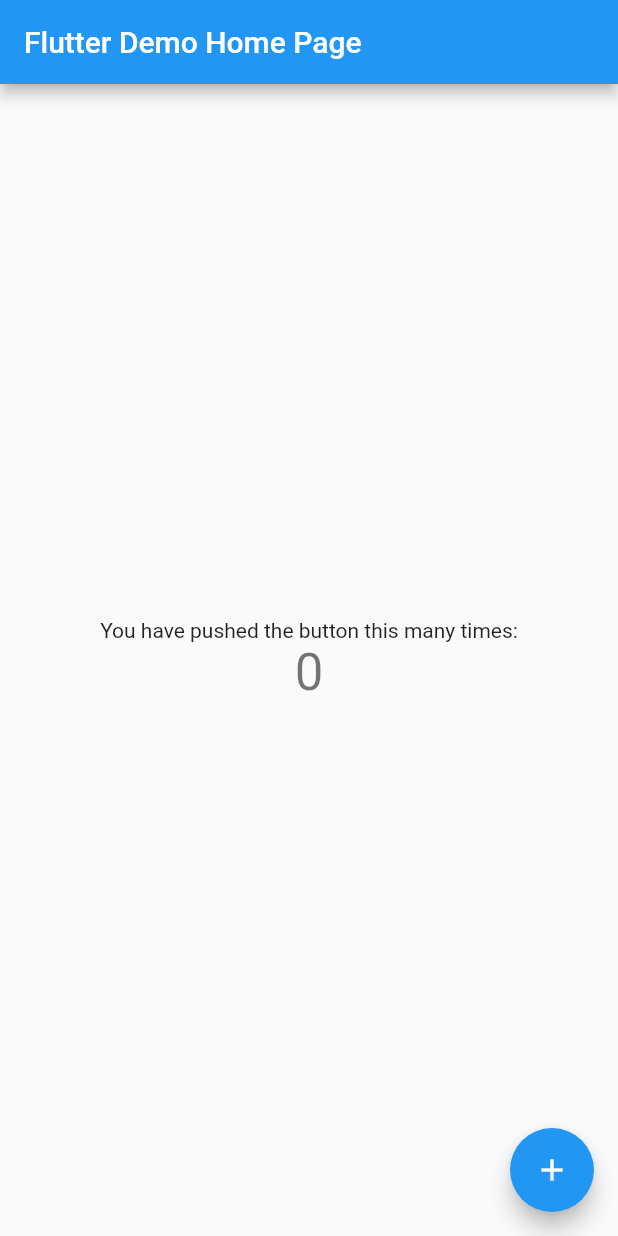
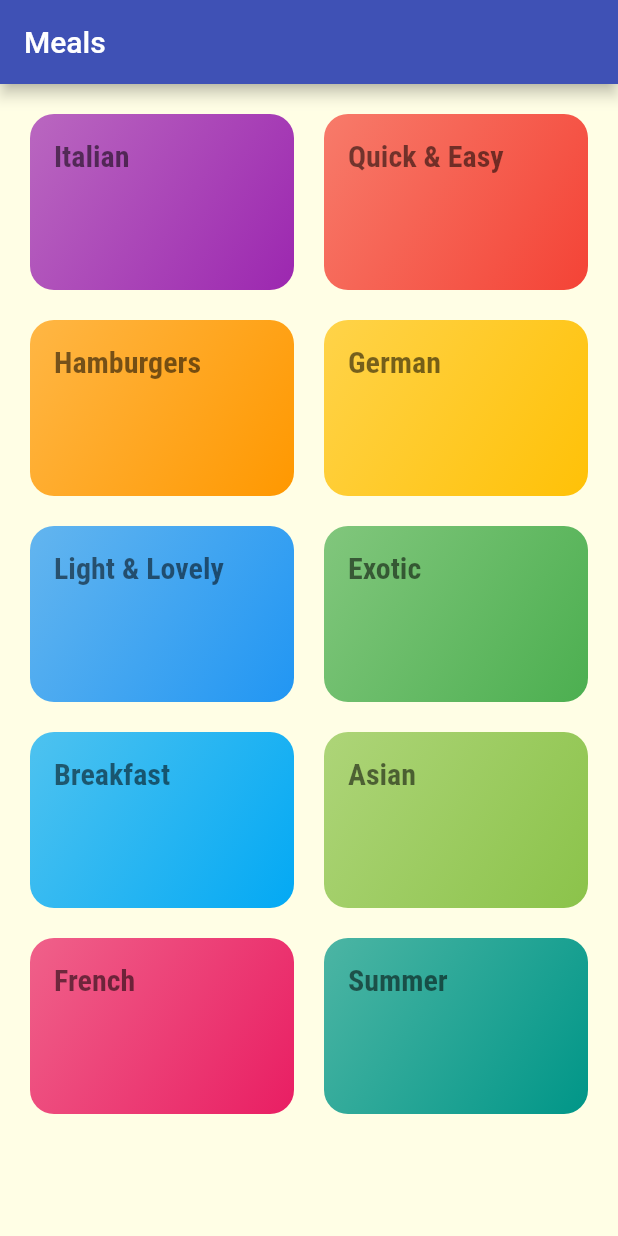
Before and after one commit to huseyintemel/flutter-multiple-screeens, a Flutter app: the screen it shows after launch, on a phone screen of 412 x 824 dp. Run offline on Flutter 3.47's test engine with Material 2 defaults, Android fonts, the light colour scheme and no system bars.

Commit message:
Started new Meals project,added fonts to projects

```diff
--- /dev/null
+++ b/lib/categories_screen.dart
@@ -0,0 +1,27 @@
+import 'package:flutter/material.dart';
+
+import './dummy_data.dart';
+import './category_item.dart';
+
+class CategoriesScreen extends StatelessWidget {
+  @override
+  Widget build(BuildContext context) {
+    return Scaffold(
+      appBar: AppBar(title: const Text('Meals'),),
+      body: GridView(
+        padding: const EdgeInsets.all(20),
+        children: <Widget>[
+          ...dummyCategories
+              .map((category) => CategoryItem(category.title, category.color))
+              .toList()
+        ],
+        gridDelegate: const SliverGridDelegateWithMaxCrossAxisExtent(
+          maxCrossAxisExtent: 200,
+          childAspectRatio: 3 / 2,
+          mainAxisSpacing: 20,
+          crossAxisSpacing: 20,
+        )
+      ),
+    );
+  }
+}
--- /dev/null
+++ b/lib/category_item.dart
@@ -0,0 +1,25 @@
+import 'package:flutter/material.dart';
+import 'package:flutter_multiple_screens/models/category.dart';
+
+class CategoryItem extends StatelessWidget {
+  final String title;
+  final Color color;
+
+  CategoryItem(this.title,this.color);
+
+  @override
+  Widget build(BuildContext context) {
+    return Container(
+      padding : const EdgeInsets.all(16),
+      child: Text(title,style: Theme.of(context).textTheme.headline1,),
+      decoration: BoxDecoration(
+        gradient: LinearGradient(
+          colors: [color.withOpacity(0.7) ,color],
+          begin: Alignment.topLeft,
+          end: Alignment.bottomRight,
+        ),
+        borderRadius: BorderRadius.circular(16),
+      ),
+    );
+  }
+}
--- /dev/null
+++ b/lib/dummy_data.dart
@@ -0,0 +1,56 @@
+import 'package:flutter/material.dart';
+
+import './models/category.dart';
+
+const dummyCategories = [
+  Category(
+    id: 'c1',
+    title: 'Italian',
+    color: Colors.purple,
+  ),
+  Category(
+    id: 'c2',
+    title: 'Quick & Easy',
+    color: Colors.red,
+  ),
+  Category(
+    id: 'c3',
+    title: 'Hamburgers',
+    color: Colors.orange,
+  ),
+  Category(
+    id: 'c4',
+    title: 'German',
+    color: Colors.amber,
+  ),
+  Category(
+    id: 'c5',
+    title: 'Light & Lovely',
+    color: Colors.blue,
+  ),
+  Category(
+    id: 'c6',
+    title: 'Exotic',
+    color: Colors.green,
+  ),
+  Category(
+    id: 'c7',
+    title: 'Breakfast',
+    color: Colors.lightBlue,
+  ),
+  Category(
+    id: 'c8',
+    title: 'Asian',
+    color: Colors.lightGreen,
+  ),
+  Category(
+    id: 'c9',
+    title: 'French',
+    color: Colors.pink,
+  ),
+  Category(
+    id: 'c10',
+    title: 'Summer',
+    color: Colors.teal,
+  ),
+];
--- a/lib/main.dart
+++ b/lib/main.dart
@@ -1,115 +1,31 @@
 import 'package:flutter/material.dart';
+import './categories_screen.dart';
 
-void main() {
-  runApp(const MyApp());
+void main(){
+  runApp(MyApp());
 }
 
 class MyApp extends StatelessWidget {
-  const MyApp({Key? key}) : super(key: key);
-
-  // This widget is the root of your application.
   @override
   Widget build(BuildContext context) {
     return MaterialApp(
-      title: 'Flutter Demo',
+      title: 'DeliMeals',
       theme: ThemeData(
-        // This is the theme of your application.
-        //
-        // Try running your application with "flutter run". You'll see the
-        // application has a blue toolbar. Then, without quitting the app, try
-        // changing the primarySwatch below to Colors.green and then invoke
-        // "hot reload" (press "r" in the console where you ran "flutter run",
-        // or simply save your changes to "hot reload" in a Flutter IDE).
-        // Notice that the counter didn't reset back to zero; the application
-        // is not restarted.
-        primarySwatch: Colors.blue,
+        primarySwatch: Colors.indigo,
+        canvasColor: const Color.fromRGBO(255, 254, 229, 1),
+        fontFamily: 'Raleway',
+        textTheme: ThemeData.light().textTheme.copyWith(
+          headline1: const TextStyle(
+            fontSize: 20,
+            fontFamily: 'RobotoCondensed',
+            fontWeight: FontWeight.bold,
+          ),
+          bodyText1: const TextStyle(
+            color: Color.fromRGBO(20, 51, 51, 1)
+          )
+        ),
       ),
-      home: const MyHomePage(title: 'Flutter Demo Home Page'),
+      home: CategoriesScreen(), // Starting app with different screen
     );
   }
 }
-
-class MyHomePage extends StatefulWidget {
-  const MyHomePage({Key? key, required this.title}) : super(key: key);
-
-  // This widget is the home page of your application. It is stateful, meaning
-  // that it has a State object (defined below) that contains fields that affect
-  // how it looks.
-
-  // This class is the configuration for the state. It holds the values (in this
-  // case the title) provided by the parent (in this case the App widget) and
-  // used by the build method of the State. Fields in a Widget subclass are
-  // always marked "final".
-
-  final String title;
-
-  @override
-  State<MyHomePage> createState() => _MyHomePageState();
-}
-
-class _MyHomePageState extends State<MyHomePage> {
-  int _counter = 0;
-
-  void _incrementCounter() {
-    setState(() {
-      // This call to setState tells the Flutter framework that something has
-      // changed in this State, which causes it to rerun the build method below
-      // so that the display can reflect the updated values. If we changed
-      // _counter without calling setState(), then the build method would not be
-      // called again, and so nothing would appear to happen.
-      _counter++;
-    });
-  }
-
-  @override
-  Widget build(BuildContext context) {
-    // This method is rerun every time setState is called, for instance as done
-    // by the _incrementCounter method above.
-    //
-    // The Flutter framework has been optimized to make rerunning build methods
-    // fast, so that you can just rebuild anything that needs updating rather
-    // than having to individually change instances of widgets.
-    return Scaffold(
-      appBar: AppBar(
-        // Here we take the value from the MyHomePage object that was created by
-        // the App.build method, and use it to set our appbar title.
-        title: Text(widget.title),
-      ),
-      body: Center(
-        // Center is a layout widget. It takes a single child and positions it
-        // in the middle of the parent.
-        child: Column(
-          // Column is also a layout widget. It takes a list of children and
-          // arranges them vertically. By default, it sizes itself to fit its
-          // children horizontally, and tries to be as tall as its parent.
-          //
-          // Invoke "debug painting" (press "p" in the console, choose the
-          // "Toggle Debug Paint" action from the Flutter Inspector in Android
-          // Studio, or the "Toggle Debug Paint" command in Visual Studio Code)
-          // to see the wireframe for each widget.
-          //
-          // Column has various properties to control how it sizes itself and
-          // how it positions its children. Here we use mainAxisAlignment to
-          // center the children vertically; the main axis here is the vertical
-          // axis because Columns are vertical (the cross axis would be
-          // horizontal).
-          mainAxisAlignment: MainAxisAlignment.center,
-          children: <Widget>[
-            const Text(
-              'You have pushed the button this many times:',
-            ),
-            Text(
-              '$_counter',
-              style: Theme.of(context).textTheme.headline4,
-            ),
-          ],
-        ),
-      ),
-      floatingActionButton: FloatingActionButton(
-        onPressed: _incrementCounter,
-        tooltip: 'Increment',
-        child: const Icon(Icons.add),
-      ), // This trailing comma makes auto-formatting nicer for build methods.
-    );
-  }
-}
--- /dev/null
+++ b/lib/models/category.dart
@@ -0,0 +1,14 @@
+import 'package:flutter/material.dart';
+
+class Category{
+  final String id;
+  final String title;
+  final Color color;
+
+  const Category({
+    required this.id,
+    required this.title,
+    this.color = Colors.red
+  });
+
+}
```
Also changed, not shown: pubspec.yaml (+17 -6 lines), assets/fonts/Raleway-Black.ttf (added), assets/fonts/Raleway-Bold.ttf (added), assets/fonts/Raleway-Regular.ttf (added), assets/fonts/RobotoCondensed-Bold.ttf (added), assets/fonts/RobotoCondensed-Italic.ttf (added), assets/fonts/RobotoCondensed-Light.ttf (added), assets/fonts/RobotoCondensed-Regular.ttf (added).
